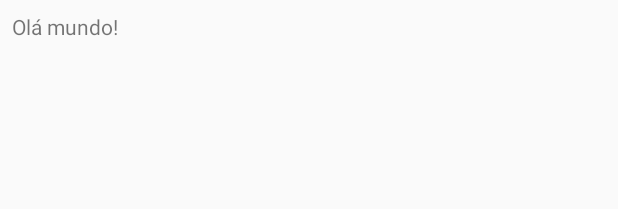
After one commit to danilovalerio/xilften_movies_android, an Android app: the layout movie_item.xml on its own in the app's theme, with its tools: preview values and no code run, on a phone screen of 412 x 824 dp. The commit adds this screen. Shown: the top 209 px of the screen. Run offline under Robolectric (Android 15) with nearby library versions, the phone set to English and light mode, and no system bars.

Commit message:
movie item layout

```diff
--- /dev/null
+++ b/app/src/main/res/layout/movie_item.xml
@@ -0,0 +1,18 @@
+<?xml version="1.0" encoding="utf-8"?>
+<androidx.constraintlayout.widget.ConstraintLayout xmlns:android="http://schemas.android.com/apk/res/android"
+    xmlns:app="http://schemas.android.com/apk/res-auto"
+    android:orientation="vertical"
+    android:layout_width="match_parent"
+    android:layout_height="match_parent">
+
+    <TextView
+        android:layout_width="wrap_content"
+        android:layout_height="wrap_content"
+        android:layout_marginStart="8dp"
+        android:layout_marginTop="8dp"
+        app:layout_constraintStart_toStartOf="parent"
+        app:layout_constraintTop_toTopOf="parent"
+        android:text="Olá mundo!"
+        />
+
+</androidx.constraintlayout.widget.ConstraintLayout>
--- a/app/src/main/res/values/colors.xml
+++ b/app/src/main/res/values/colors.xml
@@ -1,6 +1,6 @@
 <?xml version="1.0" encoding="utf-8"?>
 <resources>
-    <color name="colorPrimary">#008577</color>
+    <color name="colorPrimary">#000</color>
     <color name="colorPrimaryDark">#00574B</color>
     <color name="colorAccent">#D81B60</color>
 </resources>
--- a/app/src/main/res/values/styles.xml
+++ b/app/src/main/res/values/styles.xml
@@ -1,7 +1,7 @@
 <resources>
 
     <!-- Base application theme. -->
-    <style name="AppTheme" parent="Theme.AppCompat.Light.DarkActionBar">
+    <style name="AppTheme" parent="Theme.AppCompat.Light.NoActionBar">
         <!-- Customize your theme here. -->
         <item name="colorPrimary">@color/colorPrimary</item>
         <item name="colorPrimaryDark">@color/colorPrimaryDark</item>
```
